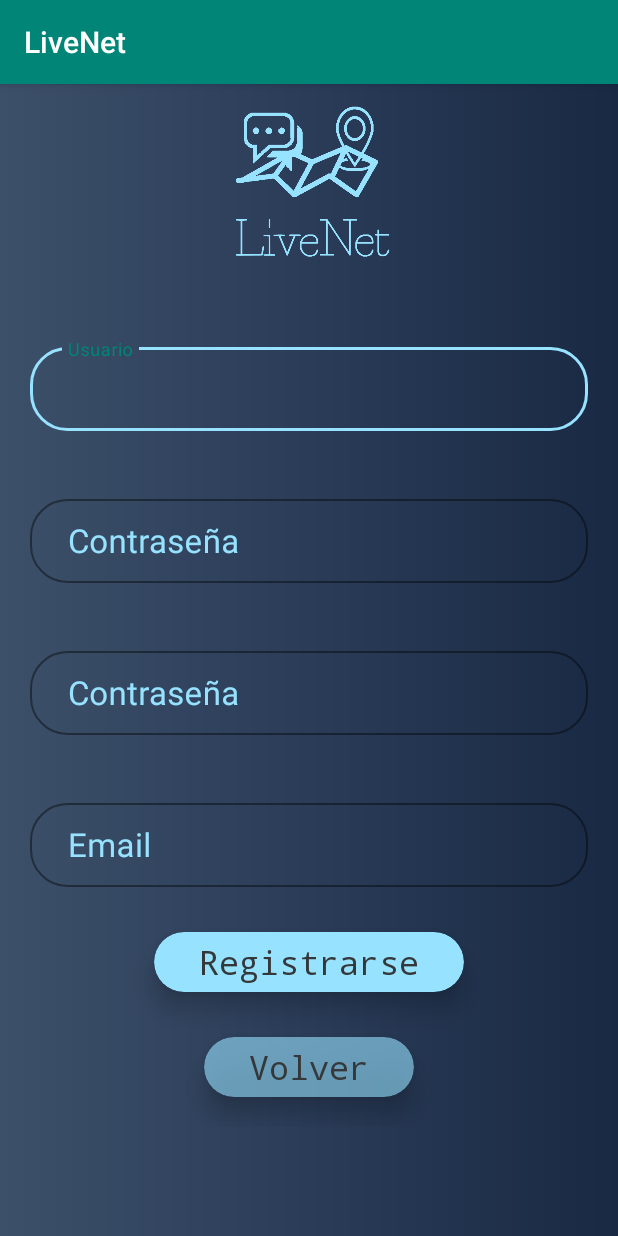
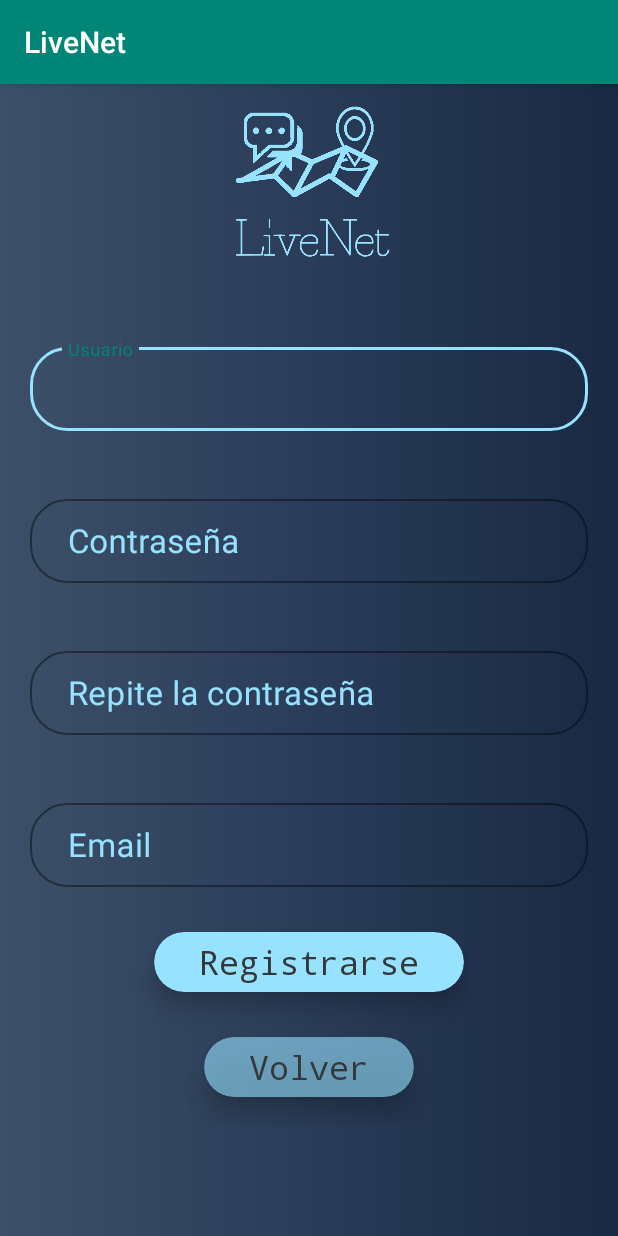
Before and after one commit to jorgedam96/LiveNetClient, an Android app: the fragment FragmentRegistro shown on its own in the app's theme, on a phone screen of 412 x 824 dp. Run offline under Robolectric (Android 15) with nearby library versions, the phone set to English and light mode, and no system bars.

Commit message:
Repite la contraseña en layout

```diff
--- a/app/src/main/res/layout/fragment_registro.xml
+++ b/app/src/main/res/layout/fragment_registro.xml
@@ -76,13 +76,14 @@
                 android:textColor="@color/colorAzulClaro"
                 android:textSize="22sp" />
         </com.google.android.material.textfield.TextInputLayout>
+
         <com.google.android.material.textfield.TextInputLayout
             android:id="@+id/tilRepPassRegistro"
             style="@style/Widget.MaterialComponents.TextInputLayout.OutlinedBox.Dense"
             android:layout_width="match_parent"
             android:layout_height="wrap_content"
             android:layout_margin="20dp"
-            android:hint="@string/contrase_a"
+            android:hint="@string/repite_la_contrase_a"
             android:textColorHint="@color/colorAzulClaro"
             app:boxCornerRadiusBottomEnd="25dp"
             app:boxCornerRadiusBottomStart="25dp"
@@ -185,7 +186,7 @@
                 android:paddingTop="5dp"
                 android:paddingEnd="30dp"
                 android:paddingBottom="5dp"
-                android:text="Volver"
+                android:text="@string/volver"
                 android:textAlignment="center"
                 android:textColor="@color/colorTexto"
                 android:textSize="22sp" />
--- a/app/src/main/res/values/strings.xml
+++ b/app/src/main/res/values/strings.xml
@@ -14,4 +14,6 @@
 
     <!-- TODO: Remove or change this placeholder text -->
     <string name="hello_blank_fragment">Hello blank fragment</string>
+    <string name="repite_la_contrase_a">Repite la contraseña</string>
+    <string name="volver">Volver</string>
 </resources>
```
